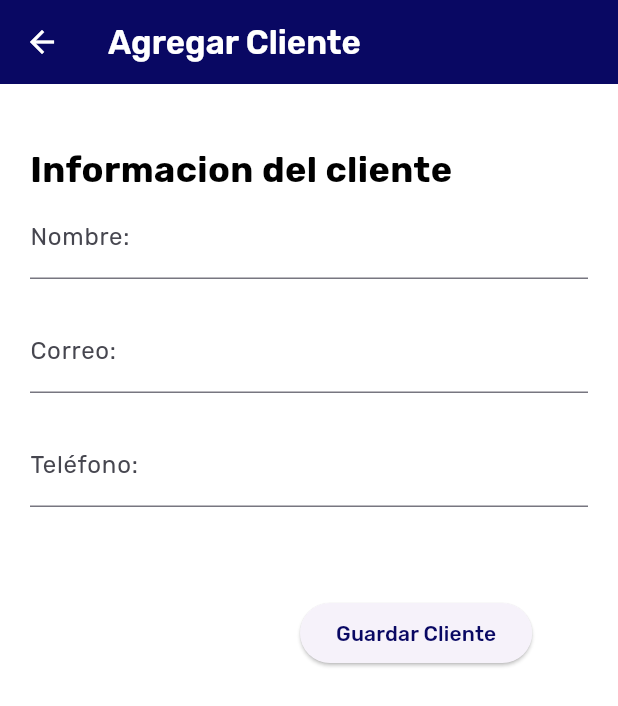
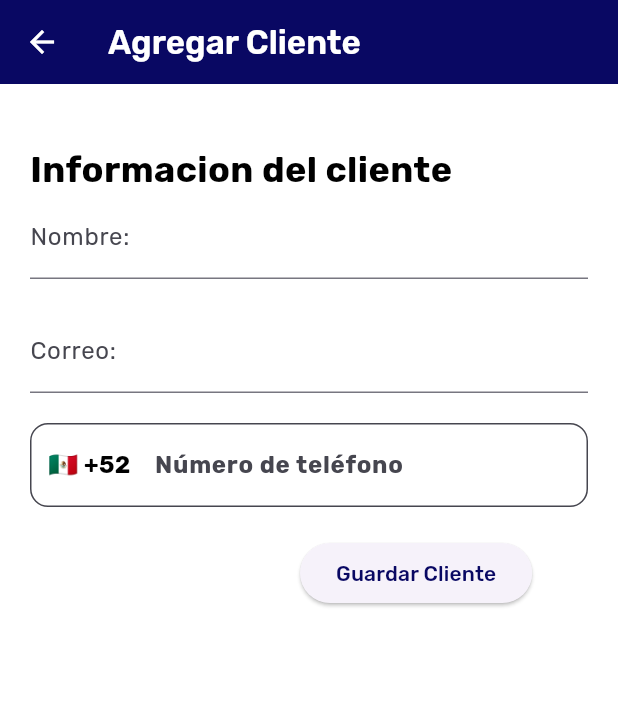
Before and after one commit to YazminMelgoza/syta_admin, a Flutter app: the ClientForm screen opened directly, on a phone screen of 412 x 824 dp. Shown: the top 706 px of the screen. Run offline on Flutter 3.47's test engine with Material 3 defaults, Android fonts, the phone set to English and light mode, and no system bars; our stand-ins replace cloud_firestore, country_picker, firebase_auth, firebase_core, image_picker, shared_preferences; accounts and stored records are empty.

Commit message:
PhoneCode added

```diff
--- a/lib/screens/client_form.dart
+++ b/lib/screens/client_form.dart
@@ -1,4 +1,5 @@
 import 'package:cloud_firestore/cloud_firestore.dart';
+import 'package:country_picker/country_picker.dart';
 import 'package:flutter/cupertino.dart';
 import 'package:flutter/material.dart';
 import 'package:syta_admin/screens/check_inspections.dart';
@@ -18,13 +19,6 @@ Future<void> addNewClientAndCar(String name, String email, String phone) async {
       "email": email,
       "phoneNumber": phone,
     });
-
-    // Capture the user ID (document ID)
-    String userId = userDocRef.id;
-
-    // Add car data to 'cars' collection with the captured user ID
-    await _firebaseFirestore.collection("cars").add({
-    });
   } catch (error) {
     // Handle errors
     print('Error adding data: $error');
@@ -32,6 +26,7 @@ Future<void> addNewClientAndCar(String name, String email, String phone) async {
 
 }
 class _ClientFormState extends State<ClientForm> {
+  final TextEditingController phoneController = TextEditingController();
   final _formKey = GlobalKey<FormState>(); // Key for form validation
   String _name = ""; // Stores client name
   String _email = ""; // Stores client email
@@ -39,6 +34,18 @@ class _ClientFormState extends State<ClientForm> {
   String _carMake = ""; // Stores car make
   String _carModel = ""; // Stores car model
   String _carYear = ""; // Stores car year
+  Country selectedCountry = Country(
+    phoneCode: "52",
+    countryCode: "MX",
+    e164Sc: 0,
+    geographic: true,
+    level: 1,
+    name:  "Mexico",
+    example: "Mexico",
+    displayName: "Mexico",
+    displayNameNoCountryCode: "Mexico",
+    e164Key: "",
+  );
 
   @override
   Widget build(BuildContext context) {
@@ -96,62 +103,88 @@ class _ClientFormState extends State<ClientForm> {
                       onSaved: (newValue) => _email = newValue ?? "",
                     ),
                     SizedBox(height: 20.0),
+
                     TextFormField(
-                      initialValue: _phone,
-                      decoration: const InputDecoration(
-                        labelText: "Teléfono:",
+                      controller: phoneController,
+                      onChanged:(value) => setState(() {phoneController.text = value;}),
+                      cursorColor: Theme.of(context).primaryColor,
+                      style: const TextStyle(
+                        fontSize: 16.0,
+                        fontWeight: FontWeight.bold,
                       ),
-                      keyboardType: TextInputType.phone, // Set keyboard type
-                      validator: (value) {
-                        if (value == null || value.isEmpty) {
-                          return "Por favor ingrese un número de teléfono.";
+                      keyboardType: TextInputType.phone,
+                      decoration: InputDecoration(
+                        hintText: 'Número de teléfono',
+                        prefixIcon: Container(
+                            padding: const EdgeInsets.all(12.0),
+                            child: InkWell(
+                                onTap: () {
+                                  showCountryPicker(
+                                      context: context,
+                                      countryListTheme: CountryListThemeData(
+                                          flagSize: 30.0,
+                                          bottomSheetHeight: 450.0,
+                                          backgroundColor: Theme.of(context).scaffoldBackgroundColor,
+                                          textStyle: const TextStyle(
+                                              fontSize: 16.0,
+                                              fontWeight: FontWeight.bold
+                                          )
+                                      ),
+                                      showPhoneCode: true,
+                                      onSelect: (Country country) {
+                                        setState(() {
+                                          selectedCountry = country;
+                                        });
                                       }
-                        return null;
+                                  );
                                 },
-                      onSaved: (newValue) => _phone = newValue ?? "",
+                                child: Text(
+                                    '${selectedCountry.flagEmoji} +${selectedCountry.phoneCode}',
+                                    style: const TextStyle(
+                                        fontSize: 16.0,
+                                        fontWeight: FontWeight.bold
+                                    )
+                                )
+                            )
                         ),
-                    SizedBox(height: 40.0),
-                    /*Text(
-                      'Vehículos Personales:',
-                      style: TextStyle(fontSize: 24.0, fontWeight: FontWeight.bold),
+                        suffixIcon: phoneController.text.length > 9 ?
+                        Container(
+                            height: 30,
+                            width: 30,
+                            margin: const EdgeInsets.all(10.0),
+                            decoration: const BoxDecoration(
+                                shape: BoxShape.circle,
+                                color: Colors.green
                             ),
-                    SizedBox(height: 20.0),
-                    TextFormField(
-                      initialValue: _carMake,
-                      decoration: const InputDecoration(
-                        labelText: "Placas:",
+                            child: const Icon(
+                                Icons.done,
+                                color: Colors.white,
+                                size: 20.0
+                            )
+                        ) : null,
+                        border: const OutlineInputBorder(
+                            borderRadius: BorderRadius.all(Radius.circular(12.0))
                         ),
-                      onSaved: (newValue) => _carMake = newValue ?? "",
+                        filled: true,
+                        fillColor: Colors.white,
                       ),
-                    SizedBox(height: 20.0),
-                    TextFormField(
-                      initialValue: _carModel,
-                      decoration: const InputDecoration(
-                        labelText: "Modelo:",
                     ),
-                      onSaved: (newValue) => _carModel = newValue ?? "",
-                    ),
-                    SizedBox(height: 20.0),
-                    TextFormField(
-                      initialValue: _carYear,
-                      decoration: const InputDecoration(
-                        labelText: "Año:",
-                      ),
-                      keyboardType: TextInputType.number, // Set keyboard type
-                      onSaved: (newValue) => _carYear = newValue ?? "",
-                    ),*/
+
                     SizedBox(height: 20.0),
                     Padding(padding: EdgeInsets.only(left:180),child: ElevatedButton(
                       onPressed: () {
                         if (_formKey.currentState!.validate()) {
                           _formKey.currentState!.save(); // Save form data
-                          // Handle form submission logic here
+
+                          String phoneNumber = phoneController.text.trim();
+                          _phone = "+${selectedCountry.phoneCode}$phoneNumber";
                           addNewClientAndCar(_name, _email, _phone,);
                           // You can update the database or perform other actions
                           print("Cliente actualizado: $_name, $_email, $_phone");
                           // You can show a success message or navigate elsewhere
+                          Navigator.pop(context);
                         }
-                        if (widget.fromAddInspectionCar) {
+                        /*if (widget.fromAddInspectionCar) {
                           Navigator.push(
                             context,
                             MaterialPageRoute(
@@ -160,7 +193,7 @@ class _ClientFormState extends State<ClientForm> {
                           );
                         } else {
                           Navigator.pop(context);
-                        }
+                        }*/
                       },
                       child: const Text("Guardar Cliente"),
                     )),
--- a/lib/screens/client_list.dart
+++ b/lib/screens/client_list.dart
@@ -70,6 +70,7 @@ class ClientList extends StatelessWidget {
       title: data['name'] ?? 'No Name', // Handle missing data gracefully
       subTitle: data['email'] ?? 'No Email',
       clientId: doc.id,
+      phone: data['phoneNumber'] ?? 'No Phone',
       link: '/buttons', // Assuming you have a ClientInfo screen
       icon: Icons.person,
     );
@@ -127,7 +128,7 @@ class _CustomListTile extends StatelessWidget {
                 clientId: menuItem.clientId, // Pass client ID
                 name: menuItem.title,
                 email: menuItem.subTitle,
-                phone: '', // Add phone number here if available
+                phone: menuItem.phone, // Add phone number here if available
               ),
             ),
           );
--- a/lib/screens/config/menu/menu_items.dart
+++ b/lib/screens/config/menu/menu_items.dart
@@ -6,14 +6,18 @@ class MenuItem {
   final String subTitle;
   final String link;
   final IconData icon;
+  final String phone;
 
   const MenuItem ({
     required this.clientId,
     required this.title,
     required this.subTitle,
     required this.link,
-    required this.icon
+    required this.icon,
+    required this.phone,
   });
+
+
 
 }
 
```
Also changed, not shown: lib/screens/add_inspection_choose_car.dart (+5 -8 lines). Lines whose indentation alone changed are shown as unchanged.
